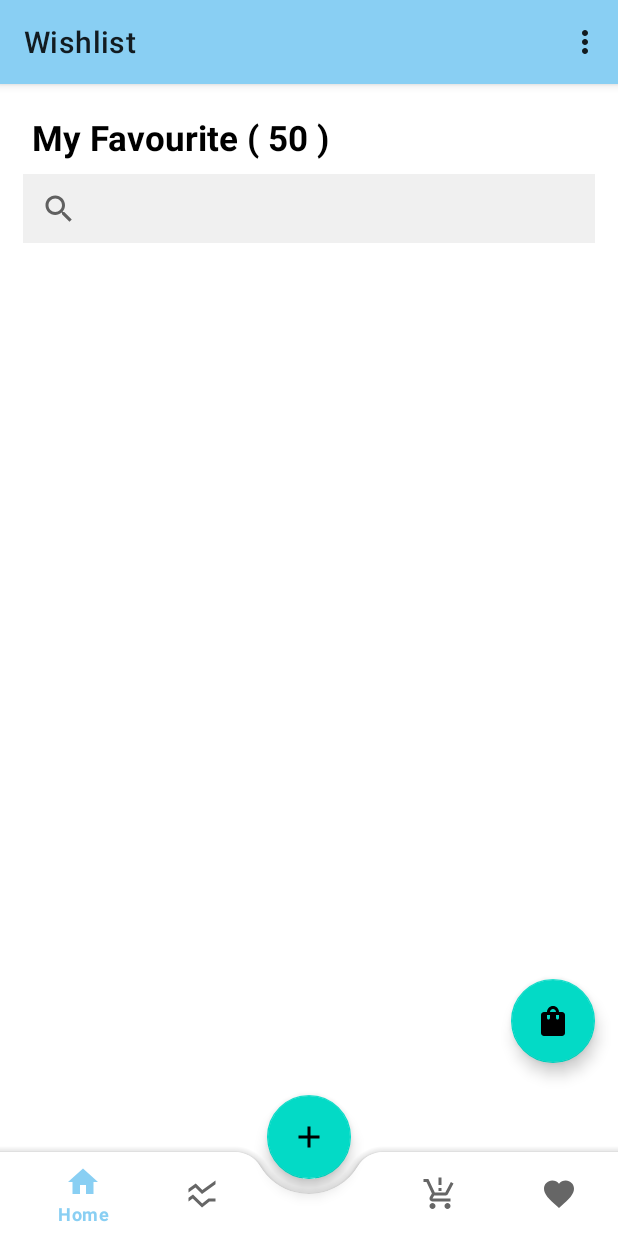
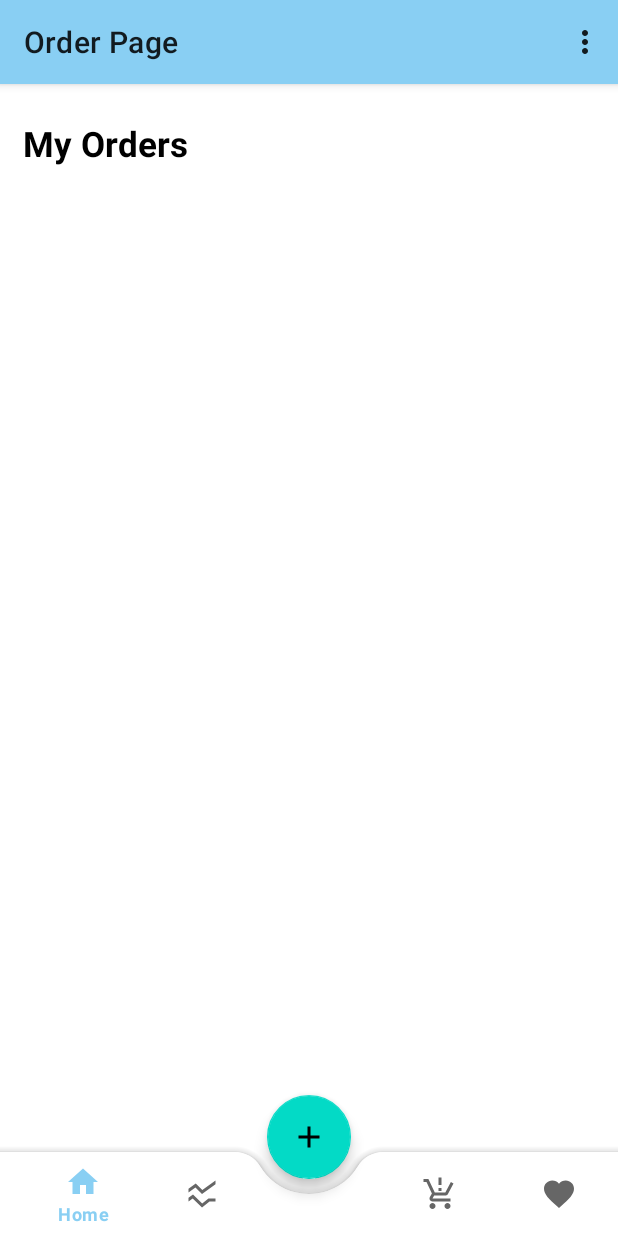
Before and after one commit to AhmedTrabelsy/SwapShop, an Android app: the fragment WhishlistFragment placed in its activity, after a tap on an icon or button, on a phone screen of 412 x 824 dp. Run offline under Robolectric (Android 15) with nearby library versions, the phone set to English and light mode, and no system bars; our stand-ins replace Volley; network calls fail.

Commit message:
changes in orders fragment

```diff
--- a/FrontEnd/MobileVersion/app/src/main/java/com/example/swapshop_mobile_version/OrderFragment.kt
+++ b/FrontEnd/MobileVersion/app/src/main/java/com/example/swapshop_mobile_version/OrderFragment.kt
@@ -1,10 +1,17 @@
 package com.example.swapshop_mobile_version
 
+import android.content.Context
 import android.os.Bundle
 import androidx.fragment.app.Fragment
 import android.view.LayoutInflater
 import android.view.View
 import android.view.ViewGroup
+import android.widget.ImageButton
+import androidx.recyclerview.widget.LinearLayoutManager
+import androidx.recyclerview.widget.RecyclerView
+import com.android.volley.RequestQueue
+import com.android.volley.toolbox.Volley
+import com.example.swapshop_mobile_version.models.Order
 
 // TODO: Rename parameter arguments, choose names that match
 // the fragment initialization parameters, e.g. ARG_ITEM_NUMBER
@@ -16,11 +23,16 @@ private const val ARG_PARAM2 = "param2"
  * Use the [OrderFragment.newInstance] factory method to
  * create an instance of this fragment.
  */
-class OrderFragment : Fragment() {
+class OrderFragment : Fragment(), MyOrderAdapter.OnMapButtonClickListener {
     // TODO: Rename and change types of parameters
     private var param1: String? = null
     private var param2: String? = null
-
+    private lateinit var recyclerView: RecyclerView
+    private lateinit var manager: RecyclerView.LayoutManager
+    private lateinit var myAdapter: MyOrderAdapter
+    private var values = ArrayList<Order>()
+    private var requestQueue: RequestQueue? = null
+    private var imagesArrays = ArrayList<String>()
     override fun onCreate(savedInstanceState: Bundle?) {
         super.onCreate(savedInstanceState)
         arguments?.let {
@@ -33,8 +45,34 @@ class OrderFragment : Fragment() {
         inflater: LayoutInflater, container: ViewGroup?,
         savedInstanceState: Bundle?
     ): View? {
-        // Inflate the layout for this fragment
-        return inflater.inflate(R.layout.fragment_order, container, false)
+        val view = inflater.inflate(R.layout.fragment_order, container, false)
+        (activity as? MainActivity)?.setActionBarTitle("Order Page")
+        /*requestQueue = Volley.newRequestQueue(requireContext())
+        jsonParse(view)*/
+        val extras = arguments
+        val id = extras?.getString("id")
+        val productName = extras?.getString("productName")
+        val orderDate = extras?.getString("orderDate")
+        val billingAdress = extras?.getString("billingAdress")
+       /* val goToMap = view.findViewById<ImageButton>(R.id.shipping)*/
+        if (id != null && billingAdress!= null && orderDate != null && productName != null) {
+            values.add(Order(id, billingAdress, orderDate, productName))
+        }
+
+        recyclerView = view.findViewById(R.id.orders)
+        manager = LinearLayoutManager(requireContext())
+        myAdapter = MyOrderAdapter(this,values, requireContext())
+
+        recyclerView.layoutManager = manager
+        recyclerView.adapter = myAdapter
+
+        return view
+    }
+    override fun onMapButtonClicked() {
+        val fragmentManager = requireActivity().supportFragmentManager
+        fragmentManager.beginTransaction()
+            .replace(R.id.main_fragment, MapsFragment())
+            .commit()
     }
 
     companion object {
--- a/FrontEnd/MobileVersion/app/src/main/java/com/example/swapshop_mobile_version/WhishlistFragment.kt
+++ b/FrontEnd/MobileVersion/app/src/main/java/com/example/swapshop_mobile_version/WhishlistFragment.kt
@@ -71,12 +71,10 @@ class WhishlistFragment : Fragment() {
 
         val goingToMap = view.findViewById<FloatingActionButton>(R.id.floatingActionButtonForMap)
         goingToMap.setOnClickListener {
-            /*val fragmentManager = requireActivity().supportFragmentManager
+            val fragmentManager = requireActivity().supportFragmentManager
             fragmentManager.beginTransaction()
-                .replace(R.id.main_fragment, MapsFragment())
-                .commit()*/
-            val intent = Intent(requireContext(), OrdersActivity::class.java)
-            startActivity(intent)
+                .replace(R.id.main_fragment, OrderFragment())
+                .commit()
         }
 
         return view
--- a/FrontEnd/MobileVersion/app/src/main/res/layout/fragment_order.xml
+++ b/FrontEnd/MobileVersion/app/src/main/res/layout/fragment_order.xml
@@ -5,10 +5,22 @@
     android:layout_height="match_parent"
     tools:context=".OrderFragment">
 
-    <!-- TODO: Update blank fragment layout -->
     <TextView
+        android:id="@+id/titleItems"
         android:layout_width="match_parent"
-        android:layout_height="match_parent"
-        android:text="@string/hello_blank_fragment" />
+        android:layout_height="wrap_content"
+        android:layout_marginStart="15dp"
+        android:layout_marginTop="24dp"
+        android:text="My Orders"
+        android:textColor="@color/black"
+        android:textSize="23dp"
+        android:textStyle="bold" />
+
+    <androidx.recyclerview.widget.RecyclerView
+        android:id="@+id/orders"
+        android:layout_width="match_parent"
+        android:layout_height="580dp"
+        android:layout_marginTop="80dp"
+        android:layout_marginBottom="120dp" />
 
 </FrameLayout>
```
Also changed, not shown: FrontEnd/MobileVersion/app/src/main/java/com/example/swapshop_mobile_version/MainActivity.kt (+30 -4 lines), FrontEnd/MobileVersion/app/src/main/java/com/example/swapshop_mobile_version/MyOrderAdapter.kt (+25 -6 lines), FrontEnd/MobileVersion/app/src/main/java/com/example/swapshop_mobile_version/PaimantPage.kt (+21 -7 lines).
